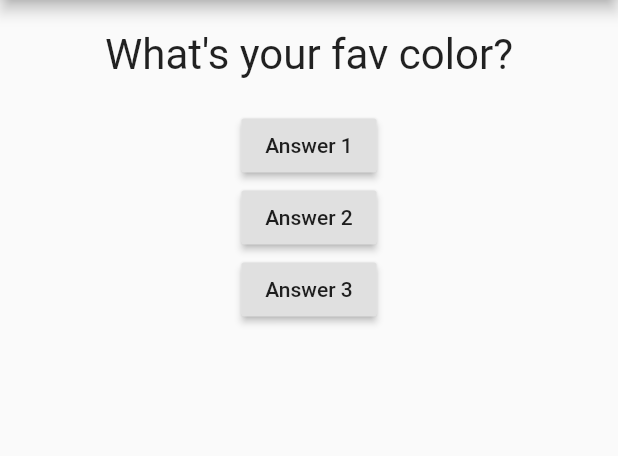
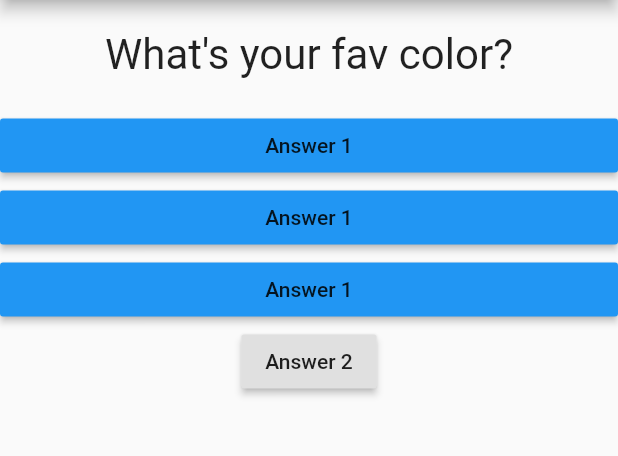
Before and after one commit to bbun0639/first_app, a Flutter app: the screen it shows after launch, on a phone screen of 412 x 824 dp, the part 84-540 px from its top. Run offline on Flutter 3.47's test engine with Material 2 defaults, Android fonts, the phone set to English and light mode, and no system bars.

Commit message:
Passing Callback in 'final Function'

```diff
--- /dev/null
+++ b/lib/answer.dart
@@ -0,0 +1,21 @@
+import 'package:flutter/material.dart';
+
+class Answer extends StatelessWidget {
+
+  final Function selectHandler;//Add 'final property' that store
+
+  Answer(this.selectHandler); //Add constructor (shortcut) by repeating class name
+
+  @override
+  Widget build(BuildContext context) {
+    return Container(
+      width: double.infinity,
+
+      child: RaisedButton(
+        child: Text('Answer 1'),
+        color: Colors.blue,
+        onPressed: selectHandler,
+      ),
+    );
+  }
+}
--- a/lib/main.dart
+++ b/lib/main.dart
@@ -1,6 +1,8 @@
 import 'package:flutter/material.dart';
 
 import './question.dart';
+
+import './answer.dart';
 
 // void main(){
 //   runApp(MyApp());
@@ -54,22 +56,14 @@ class _MyAppState extends State<MyApp> { //This class belong to the MyApp(Wiget)
               //questions.elementAt(0),
               questions[_questionIndex],
             ),
-            RaisedButton(
-              child: Text('Answer 1'),
-              onPressed: _answerQuestions,
-            ),
+
+            Answer(_answerQuestions), //ต้องไปเพิ่ม  Constructor ด้วยเพื่อยอมรับการ Callback
+            Answer(_answerQuestions), //Answer จะไป Pointer at a Function Answer
+            Answer(_answerQuestions),
             RaisedButton(
               child: Text('Answer 2'),
               onPressed: () =>
                   print('Answer 2 chosen!'), //Anonymous () function
-            ),
-            RaisedButton(
-              child: Text('Answer 3'),
-              onPressed: () {
-                //Anonymous () function
-                //..
-                print('Answer 3 chosen!');
-              },
             ),
           ],
         ),
```
